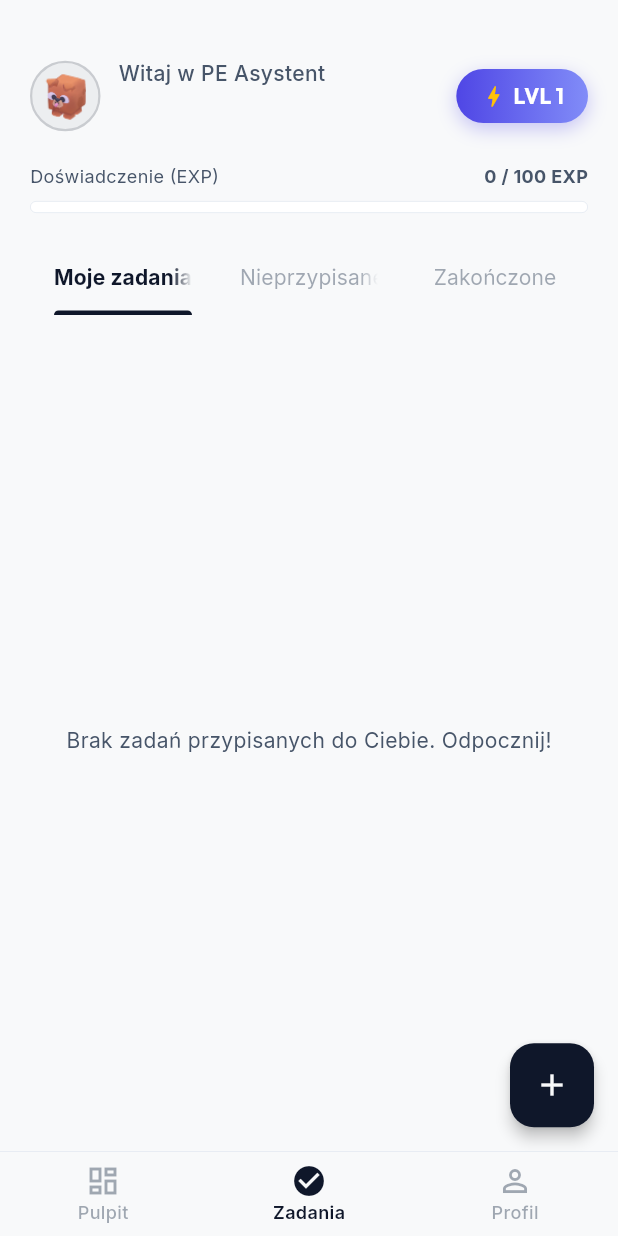
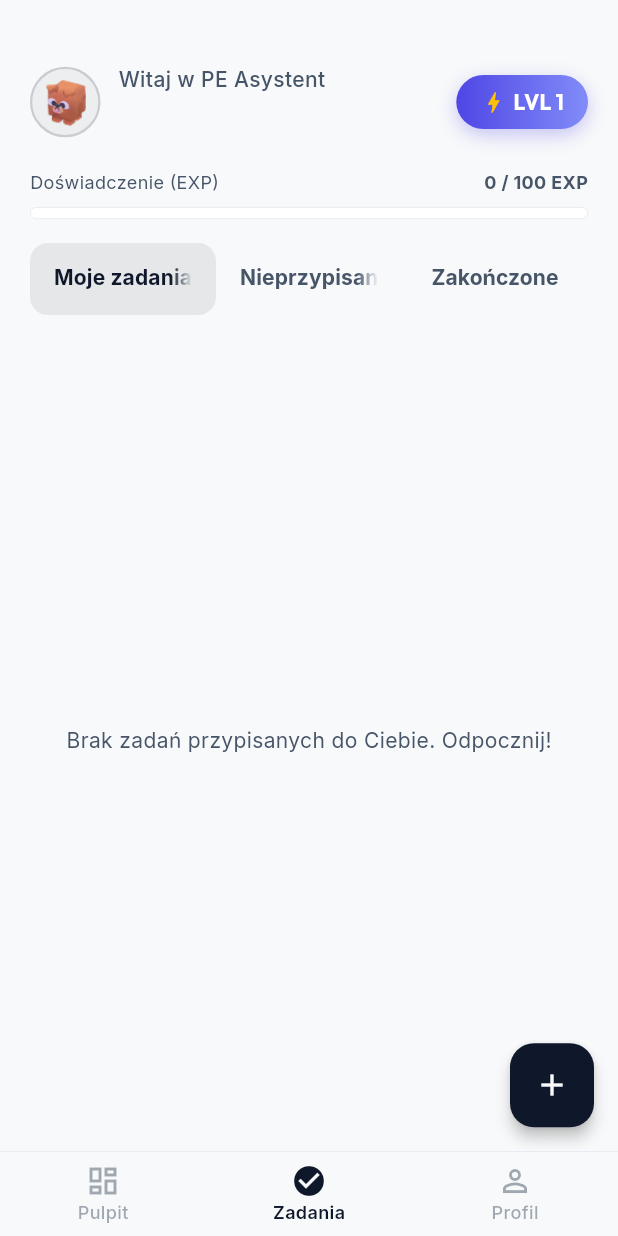
Before and after one commit to arek680-droid/pe_asystent_mobile, a Flutter app: the screen it shows once a user with an empty profile is signed in, item 2 of the bottom bar chosen, on a phone screen of 412 x 824 dp. Run offline on Flutter 3.47's test engine with Material 3 defaults, Android fonts, the phone set to English and light mode, and no system bars; our stand-ins replace flutter_riverpod, google_fonts, package_info_plus, shared_preferences, supabase_flutter; missing offline and left inert: flutter_3d_controller; accounts and stored records are empty; network calls fail.

Commit message:
feat: ukrycie elementow EXP z naglowka listy zadan oraz powiadomien o ukonczeniu zadania

```diff
--- a/lib/screens/home_screen.dart
+++ b/lib/screens/home_screen.dart
@@ -10,6 +10,7 @@ import '../providers/user_stats_provider.dart';
 import '../providers/update_provider.dart';
 import '../providers/avatar_provider.dart';
 import '../providers/profile_provider.dart';
+import '../providers/settings_provider.dart';
 import 'dashboard_screen.dart';
 import 'profile_screen.dart';
 import 'task_detail_sheet.dart';
@@ -255,6 +256,9 @@ class TasksDashboard extends ConsumerWidget {
     final activeAvatarId = ref.watch(avatarProvider);
     final profileState = ref.watch(profileProvider);
     final theme = Theme.of(context);
+    final isAdmin = ref.watch(isAdminProvider).value ?? false;
+    final showGamificationSetting = ref.watch(gamificationSettingsProvider).value ?? true;
+    final showGamification = showGamificationSetting || isAdmin;
 
     // Calculate EXP percentage
     final double expProgress = userStats.nextLevelExp > 0
@@ -267,7 +271,7 @@ class TasksDashboard extends ConsumerWidget {
         appBar: AppBar(
           toolbarHeight: 0, // Hide standard toolbar, we build our own gamified header
           bottom: PreferredSize(
-            preferredSize: const Size.fromHeight(220),
+            preferredSize: Size.fromHeight(showGamification ? 220 : 110),
             child: Container(
               padding: const EdgeInsets.fromLTRB(20, 20, 20, 10),
               child: Column(
@@ -313,6 +317,7 @@ class TasksDashboard extends ConsumerWidget {
                           ],
                         ),
                       ),
+                      if (showGamification) ...[
                         const SizedBox(width: 12),
                         Container(
                           padding: const EdgeInsets.symmetric(horizontal: 16, vertical: 8),
@@ -345,7 +350,9 @@ class TasksDashboard extends ConsumerWidget {
                           ),
                         ),
                       ],
+                    ],
                   ),
+                  if (showGamification) ...[
                     const SizedBox(height: 20),
                     // EXP progress bar
                     Column(
@@ -399,15 +406,19 @@ class TasksDashboard extends ConsumerWidget {
                         ),
                       ],
                     ),
-                  const SizedBox(height: 20),
+                  ],
+                  const SizedBox(height: 16),
                   // Tabbar
                   TabBar(
                     dividerColor: Colors.transparent,
-                    indicatorColor: theme.colorScheme.primary,
+                    indicatorSize: TabBarIndicatorSize.tab,
+                    indicator: BoxDecoration(
+                      borderRadius: BorderRadius.circular(12),
+                      color: theme.colorScheme.primary.withValues(alpha: 0.08),
+                    ),
                     labelColor: theme.colorScheme.primary,
-                    unselectedLabelColor: theme.colorScheme.secondary.withValues(alpha: 0.5),
-                    labelStyle: GoogleFonts.inter(fontWeight: FontWeight.bold),
-                    unselectedLabelStyle: GoogleFonts.inter(fontWeight: FontWeight.normal),
+                    unselectedLabelColor: theme.colorScheme.secondary,
+                    labelStyle: const TextStyle(fontWeight: FontWeight.bold),
                     tabs: const [
                       Tab(text: 'Moje zadania'),
                       Tab(text: 'Nieprzypisane'),
@@ -517,14 +528,19 @@ class TasksDashboard extends ConsumerWidget {
                 }
 
                 if (newStatus == 'completed') {
+                  final expBonus = task.priority == 'critical' ? 120 : task.priority == 'high' ? 75 : task.priority == 'medium' ? 40 : 20;
+                  final message = showGamification
+                      ? 'Zadanie ukończone! +$expBonus EXP'
+                      : 'Zadanie zostało ukończone!';
+
                   ScaffoldMessenger.of(context).showSnackBar(
                     SnackBar(
-                      content: Text('Zadanie ukończone! +${task.priority == 'critical' ? 120 : task.priority == 'high' ? 75 : task.priority == 'medium' ? 40 : 20} EXP'),
+                      content: Text(message),
                       behavior: SnackBarBehavior.floating,
                       backgroundColor: Colors.green.shade800,
                     ),
                   );
-                  if (leveledUp) {
+                  if (showGamification && leveledUp) {
                     _celebrateLevelUp(context, ref.read(userStatsProvider).level);
                   }
                 } else {
```
Lines whose indentation alone changed are shown as unchanged.
